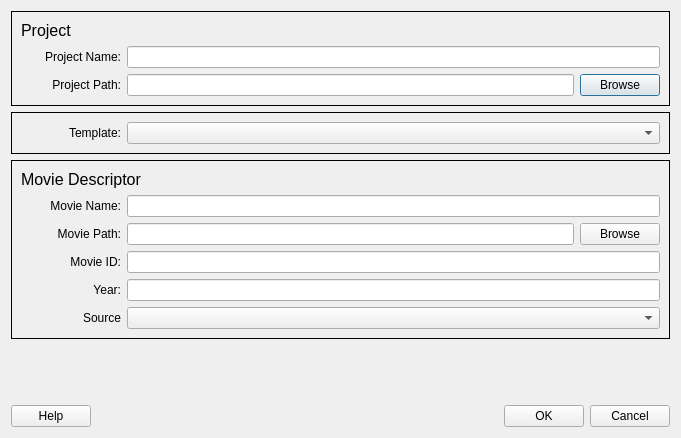
FilmColors/VIAN, file qt_ui/DialogNewProject.ui: the form before one commit.
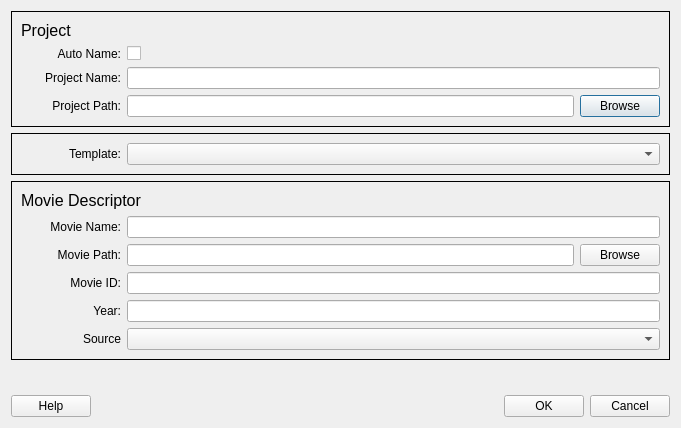
The form after the commit.

Diff of the .ui file:
```diff
--- a/qt_ui/DialogNewProject.ui
+++ b/qt_ui/DialogNewProject.ui
@@ -7,7 +7,7 @@
     <x>0</x>
     <y>0</y>
     <width>681</width>
-    <height>438</height>
+    <height>428</height>
    </rect>
   </property>
   <property name="windowTitle">
@@ -29,6 +29,39 @@
           </property>
          </widget>
         </item>
+        <item>
+         <layout class="QHBoxLayout" name="horizontalLayout_10">
+          <item>
+           <widget class="QLabel" name="label_7">
+            <property name="minimumSize">
+             <size>
+              <width>100</width>
+              <height>0</height>
+             </size>
+            </property>
+            <property name="text">
+             <string>Auto Name:</string>
+            </property>
+            <property name="alignment">
+             <set>Qt::AlignRight|Qt::AlignTrailing|Qt::AlignVCenter</set>
+            </property>
+           </widget>
+          </item>
+          <item>
+           <widget class="QCheckBox" name="cB_AutomaticNaming">
+            <property name="sizePolicy">
+             <sizepolicy hsizetype="Expanding" vsizetype="Fixed">
+              <horstretch>0</horstretch>
+              <verstretch>0</verstretch>
+             </sizepolicy>
+            </property>
+            <property name="text">
+             <string/>
+            </property>
+           </widget>
+          </item>
+         </layout>
+        </item>
         <item>
          <layout class="QHBoxLayout" name="horizontalLayout_4">
           <item>
```
